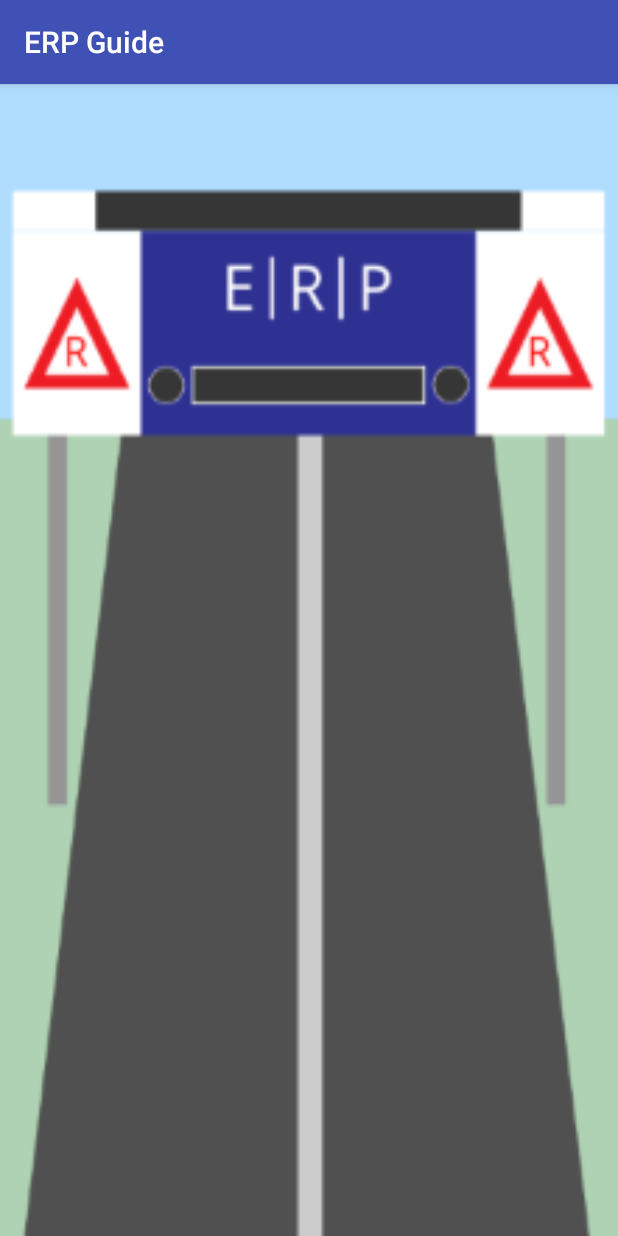
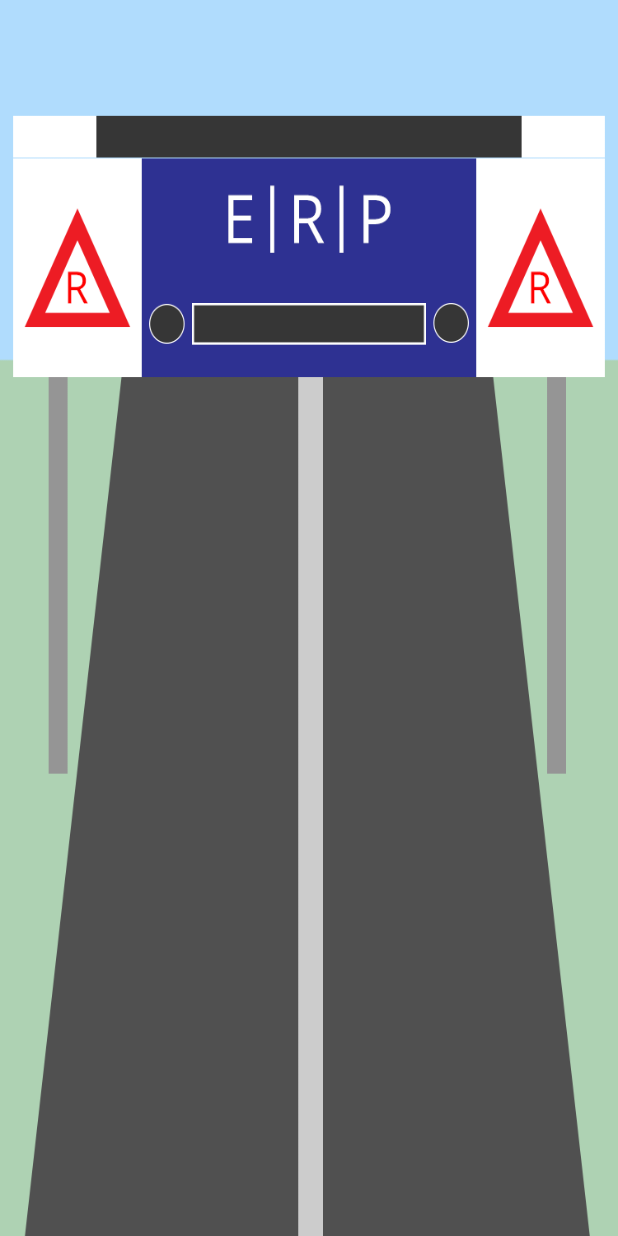
Before and after one commit to QixyQix/ERP-Guide, an Android app: the first screen one second after launch (Splash), on a phone screen of 412 x 824 dp. Run offline under Robolectric (Android 15) with nearby library versions, the phone set to English and light mode, and no system bars.

Commit message:
Ver 0.1
+ Proper working splash screen
+ Main UI

```diff
--- a/app/src/main/AndroidManifest.xml
+++ b/app/src/main/AndroidManifest.xml
@@ -29,7 +29,7 @@
             android:name="com.google.android.geo.API_KEY"
             android:value="@string/google_maps_key" />
 
-        <activity android:name=".Splash">
+        <activity android:name=".Splash" android:theme="@style/Theme.AppCompat.NoActionBar">
             <intent-filter>
                 <action android:name="android.intent.action.MAIN" />
                 <category android:name="android.intent.category.LAUNCHER" />
--- a/app/src/main/java/qixyqix/com/erpguide/Splash.java
+++ b/app/src/main/java/qixyqix/com/erpguide/Splash.java
@@ -13,7 +13,7 @@ import android.widget.Toast;
 
 import java.util.concurrent.TimeUnit;
 
-public class Splash extends AppCompatActivity implements Animation.AnimationListener {
+public class Splash extends AppCompatActivity {
 
     @Override
     protected void onCreate(Bundle savedInstanceState) {
@@ -24,46 +24,52 @@ public class Splash extends AppCompatActivity implements Animation.AnimationList
     @Override
     protected void onStart() {
         super.onStart();
-        startSplash();
+
+        //Splash Screen thread
+        Thread thread = new Thread(){
+            @Override
+            public void run() {
+                super.run();
+                try {
+                    sleep(2500); //Sleep for 2.5seconds
+                    runOnUiThread(new Runnable() {
+                        @Override
+                        public void run() {
+                            //Get the imageView
+                            ImageView imageView = (ImageView) findViewById(R.id.imageViewSplash);
+                            //Set it to the second image
+                            imageView.setBackgroundResource(R.mipmap.splashpt2);
+                        }
+                    });
+                    sleep(500); //Sleep for half a second
+                    runOnUiThread(new Runnable() {
+                        @Override
+                        public void run() {
+                            //Load animation
+                            Animation animation = AnimationUtils.loadAnimation(getApplicationContext(),R.anim.zoom_in);
+                            //Set duration to 3 seconds (but it will move to the next activity halfway)
+                            animation.setDuration(3000);
+                            //Get the imageView
+                            ImageView imageView = (ImageView) findViewById(R.id.imageViewSplash);
+                            //Start the animation
+                            imageView.startAnimation(animation);
+                        }
+                    });
+
+                } catch (InterruptedException e) {
+                    e.printStackTrace();
+                }finally{
+                    //Create new intent for main activity
+                    Intent intent = new Intent(getApplicationContext(),MainActivity.class);
+                    //Start the activity
+                    startActivity(intent);
+                    //close this activity (So user cannot go back)
+                    finish();
+                }
+            }
+        };
+
+        thread.start();
     }
 
-    private void startSplash(){
-        ImageView splashImageView = (ImageView) findViewById(R.id.imageViewSplash);
-
-        splashImageView.setBackgroundResource(R.mipmap.splashpt1);
-
-        splashImageView.setVisibility(View.VISIBLE);
-
-        SystemClock.sleep(TimeUnit.SECONDS.toMillis(5));
-
-        splashImageView.setBackgroundResource(R.mipmap.splashpt2);
-
-        SystemClock.sleep(TimeUnit.SECONDS.toMillis(4));
-
-        Animation anim = AnimationUtils.loadAnimation(this,R.anim.zoom_in);
-
-        anim.setDuration(300);
-
-        anim.setAnimationListener(this);
-
-        splashImageView.startAnimation(anim);
     }
-
-    @Override
-    public void onAnimationStart(Animation animation) {
-
-    }
-
-    @Override
-    public void onAnimationEnd(Animation animation) {
-        //Start the main activity
-        Intent intent = new Intent(Splash.this, MainActivity.class);
-        startActivity(intent);
-        finish();
-    }
-
-    @Override
-    public void onAnimationRepeat(Animation animation) {
-
-    }
-}
--- a/app/src/main/res/layout/activity_main.xml
+++ b/app/src/main/res/layout/activity_main.xml
@@ -71,7 +71,7 @@
         <ImageButton
             android:layout_width="wrap_content"
             app:srcCompat="@android:drawable/ic_dialog_map"
-            android:id="@+id/imageButton"
+            android:id="@+id/imgBtnMap"
             android:layout_weight="1"
             android:background="@color/colorPrimary"
             android:layout_height="40dp" />
@@ -79,7 +79,7 @@
         <ImageButton
             android:layout_width="wrap_content"
             app:srcCompat="@android:drawable/btn_star"
-            android:id="@+id/imageButton2"
+            android:id="@+id/imgBtnFavourites"
             android:layout_weight="1"
             android:background="@color/colorPrimary"
             android:layout_height="40dp" />
--- a/app/src/main/res/values/styles.xml
+++ b/app/src/main/res/values/styles.xml
@@ -8,7 +8,7 @@
         <item name="colorAccent">@color/colorAccent</item>
     </style>
 
-    <style name="Theme.Transparent" parent="android:Theme">
+    <style name="TransarentSplash" parent="Theme.AppCompat.NoActionBar">
     <item name="android:windowIsTranslucent">true</item>
     <item name="android:windowBackground">@android:color/transparent</item>
     <item name="android:windowContentOverlay">@null</item>
```
Also changed, not shown: app/src/main/res/mipmap-hdpi/ic_launcher.png, app/src/main/res/mipmap-hdpi/splashpt1.png, app/src/main/res/mipmap-hdpi/splashpt2.png, app/src/main/res/mipmap-mdpi/ic_launcher.png, app/src/main/res/mipmap-xhdpi/ic_launcher.png, app/src/main/res/mipmap-xxhdpi/ic_launcher.png, app/src/main/res/mipmap-xxxhdpi/ic_launcher.png.
